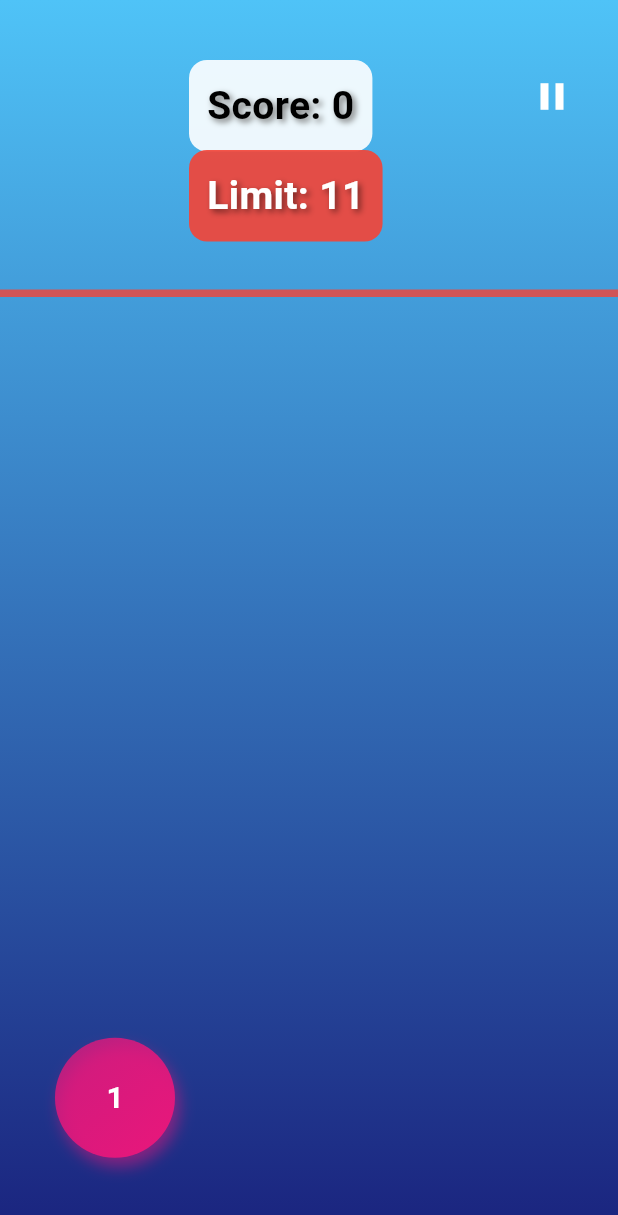
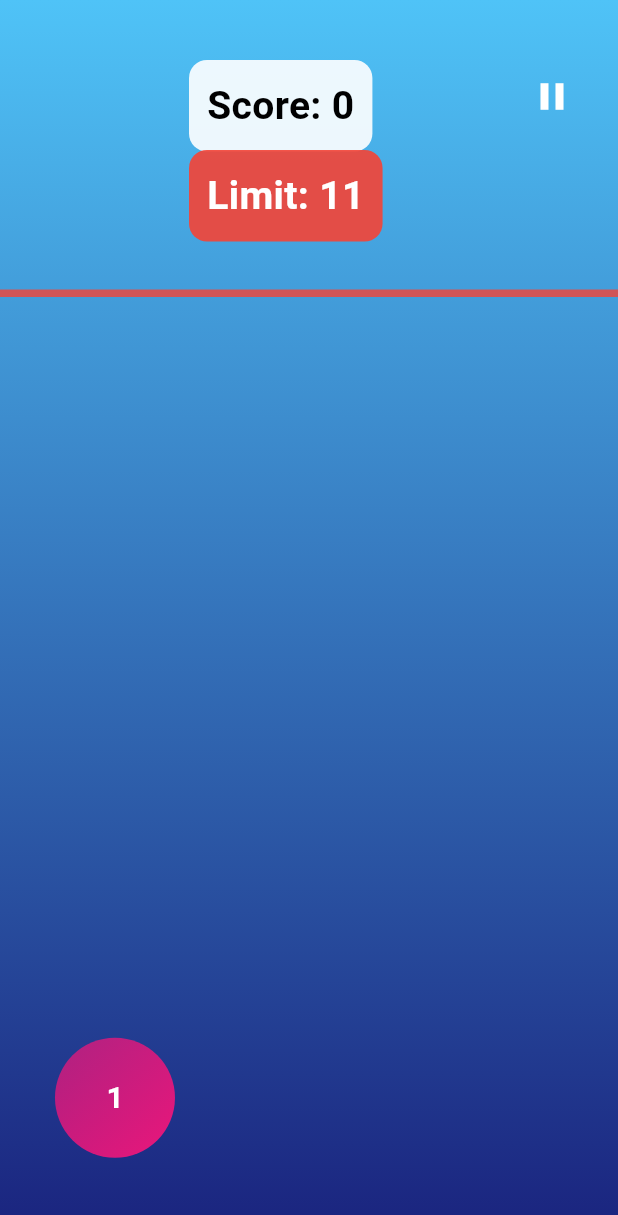
Before and after one commit to nt4c1/MD-Tally, a Flutter app: the GameScreen screen opened directly, on a phone screen of 412 x 824 dp. Shown: the top 1215 px of the screen. Run offline on Flutter 3.47's test engine with Material 3 defaults, Android fonts, the light colour scheme and no system bars; our stand-ins replace audioplayers, cloud_firestore, firebase_core, firebase_database, font_awesome_flutter; accounts and stored records are empty; network calls fail.

Commit message:
UI Changed

```diff
--- a/lib/home_page.dart
+++ b/lib/home_page.dart
@@ -9,20 +9,19 @@ class HomePage extends StatelessWidget {
   @override
   Widget build(BuildContext context) {
     return Scaffold(
-      body: Container(
-        decoration: BoxDecoration(
-          gradient: LinearGradient(
-            colors: [Colors.blue, Colors.purple],
-            begin: Alignment.topLeft,
-            end: Alignment.bottomRight,
+      body: Stack(
+        children: [
+          // Animated Background
+          Positioned.fill(
+            child: AnimatedBackground(),
           ),
-        ),
-        child: Center(
+          Center(
             child: Column(
               mainAxisAlignment: MainAxisAlignment.center,
               children: [
-              Text(
-                'Spirit Tube',
+                // Animated Title
+                AnimatedText(
+                  text: 'Spirit Tube',
                   style: TextStyle(
                     fontSize: 36,
                     fontWeight: FontWeight.bold,
@@ -31,62 +30,45 @@ class HomePage extends StatelessWidget {
                 ),
                 SizedBox(height: 50),
                 // Play Button
-              ElevatedButton(
+                CustomButton(
+                  label: 'Play',
                   onPressed: () {
                     Navigator.push(
                       context,
-                    MaterialPageRoute(builder: (context) => GameScreen()), // Launches the game screen
+                      MaterialPageRoute(builder: (context) => GameScreen()),
                     );
                   },
-                child: Text('Play'),
-                style: ElevatedButton.styleFrom(
-                  padding: EdgeInsets.symmetric(horizontal: 50, vertical: 20),
-                  textStyle: TextStyle(fontSize: 20),
-                ),
                 ),
                 SizedBox(height: 20),
                 // How to Play Button
-              ElevatedButton(
+                CustomButton(
+                  label: 'How to Play',
                   onPressed: () {
                     _showHowToPlayDialog(context);
                   },
-                child: Text('How to Play'),
-                style: ElevatedButton.styleFrom(
-                  padding: EdgeInsets.symmetric(horizontal: 50, vertical: 20),
-                  textStyle: TextStyle(fontSize: 20),
-                ),
                 ),
                 SizedBox(height: 20),
                 // Leaderboards Button
-              ElevatedButton(
+                CustomButton(
+                  label: 'Leaderboards',
                   onPressed: () {
                     Navigator.push(
                       context,
-                      MaterialPageRoute(builder: (context) => Leaderboard())
+                      MaterialPageRoute(builder: (context) => Leaderboard()),
                     );
                   },
-                child: Text('Leaderboards'),
-                style: ElevatedButton.styleFrom(
-                  padding: EdgeInsets.symmetric(horizontal: 50, vertical: 20),
-                  textStyle: TextStyle(fontSize: 20),
-                ),
                 ),
                 SizedBox(height: 20),
                 // Exit Button (Only visible on Android)
                 if (Platform.isAndroid)
-                ElevatedButton(
-                  onPressed: () {
-                    _exitApp();
-                  },
-                  child: Text('Exit'),
-                  style: ElevatedButton.styleFrom(
-                    padding: EdgeInsets.symmetric(horizontal: 50, vertical: 20),
-                    textStyle: TextStyle(fontSize: 20),
-                  ),
+                  CustomButton(
+                    label: 'Exit',
+                    onPressed: _exitApp,
                   ),
               ],
             ),
           ),
+        ],
       ),
     );
   }
@@ -106,15 +88,9 @@ class HomePage extends StatelessWidget {
                   "1. Bubbles spawn randomly from the bottom of the screen and move upwards.\n"
                       "2. You can tap, drag, or manipulate bubbles to position them for merging.\n"
                       "3. Merge bubbles with the same value by dragging them.\n"
-                      "4. The more you merge bubbles, the more points you earn and more difficult the games becomes.\n"
-                      "5. Ensure bubbles don’t pile up and touch the top of the screen. If too many bubbles hit the top, your limit will decreases and when it reaches zero, the game ends.\n"
-                      "6. There are 5 special bubbles which disappear after reaching the top: \n"
-                      "   a: Star ⭐ which doubles the score \n"
-                      "   b: Speed ⏱️ which increases the speed \n"
-                      "   c: Freeze ❄️ which stops the upwards flow of bubbles for 3 seconds \n"
-                      "   d: Bomb 💣 which destroys bubbles in a small radius \n"
-                      "   e: Magnet 🧲 which attracts bubbles wihin a certain radius \n"
-                      "7. To use these special bubbles, double-tap on them.",
+                      "4. The more you merge bubbles, the more points you earn and more difficult the game becomes.\n"
+                      "5. Ensure bubbles don’t pile up and touch the top of the screen. If too many bubbles hit the top, your limit decreases, and when it reaches zero, the game ends.\n"
+                      "6. Special bubbles (Star, Speed, Freeze, Bomb, Magnet) have unique abilities. Double-tap to activate them.",
                   style: TextStyle(fontSize: 16),
                 ),
               ],
@@ -138,3 +114,109 @@ class HomePage extends StatelessWidget {
     SystemNavigator.pop(); // Exits the app (works on Android only)
   }
 }
+
+// Custom Button Widget
+class CustomButton extends StatelessWidget {
+  final String label;
+  final VoidCallback onPressed;
+
+  const CustomButton({
+    required this.label,
+    required this.onPressed,
+  });
+
+  @override
+  Widget build(BuildContext context) {
+    return ElevatedButton(
+      onPressed: onPressed,
+      style: ElevatedButton.styleFrom(
+        padding: EdgeInsets.symmetric(horizontal: 50, vertical: 20),
+        shape: RoundedRectangleBorder(
+          borderRadius: BorderRadius.circular(30),
+        ),
+        backgroundColor: Colors.purpleAccent,
+        foregroundColor: Colors.white,
+        elevation: 10,
+      ),
+      child: Text(
+        label,
+        style: TextStyle(fontSize: 20, fontWeight: FontWeight.bold),
+      ),
+    );
+  }
+}
+
+// Animated Background Widget
+class AnimatedBackground extends StatefulWidget {
+  @override
+  _AnimatedBackgroundState createState() => _AnimatedBackgroundState();
+}
+
+class _AnimatedBackgroundState extends State<AnimatedBackground>
+    with SingleTickerProviderStateMixin {
+  late AnimationController _controller;
+
+  @override
+  void initState() {
+    super.initState();
+    _controller = AnimationController(
+      vsync: this,
+      duration: Duration(seconds: 10),
+    )..repeat();
+  }
+
+  @override
+  Widget build(BuildContext context) {
+    return AnimatedBuilder(
+      animation: _controller,
+      builder: (context, child) {
+        return Container(
+          decoration: BoxDecoration(
+            gradient: LinearGradient(
+              colors: [Colors.blue, Colors.purple],
+              begin: Alignment.topLeft,
+              end: Alignment.bottomRight,
+              stops: [
+                0.5 + 0.5 * _controller.value,
+                1.0 - 0.5 * _controller.value
+              ],
+            ),
+          ),
+        );
+      },
+    );
+  }
+
+  @override
+  void dispose() {
+    _controller.dispose();
+    super.dispose();
+  }
+}
+
+// Animated Text Widget
+class AnimatedText extends StatelessWidget {
+  final String text;
+  final TextStyle style;
+
+  const AnimatedText({
+    required this.text,
+    required this.style,
+  });
+
+  @override
+  Widget build(BuildContext context) {
+    return ShaderMask(
+      shaderCallback: (bounds) {
+        return LinearGradient(
+          colors: [Colors.yellow, Colors.orange, Colors.red],
+          tileMode: TileMode.mirror,
+        ).createShader(bounds);
+      },
+      child: Text(
+        text,
+        style: style.copyWith(color: Colors.white),
+      ),
+    );
+  }
+}
--- a/lib/main.dart
+++ b/lib/main.dart
@@ -138,7 +138,34 @@ class _GameScreenState extends State<GameScreen> with TickerProviderStateMixin {
     return Scaffold(
       body: Stack(
         children: [
+          Positioned.fill(
+            child: AnimatedBackground(),
+          ),
           // Background Gradient
+          Positioned(
+              top: 50,
+              left: MediaQuery.of(context).size.width / 2 - 100,
+              child: AnimatedText(
+                  text: 'Spirit Tube',
+                  style: TextStyle(
+                    fontSize: 36,
+                    fontWeight: FontWeight.bold,
+                    color: Colors.white,
+                  ),
+    ),
+          ),
+          Positioned(
+            top: 40,
+            right: 20,
+            child: IconButton(
+              icon: Icon(
+                _isPaused ? Icons.play_arrow : Icons.pause,
+                color: Colors.white,
+                size: 30,
+              ),
+              onPressed: _togglePause,
+            ),
+          ),
           Container(
             decoration: BoxDecoration(
               gradient: LinearGradient(
@@ -168,13 +195,6 @@ class _GameScreenState extends State<GameScreen> with TickerProviderStateMixin {
                   fontSize: 26,
                   fontWeight: FontWeight.bold,
                   color: Colors.black,
-                  shadows: [
-                    Shadow(
-                      blurRadius: 5,
-                      color: Colors.grey.shade600,
-                      offset: Offset(2, 2),
-                    ),
-                  ],
                 ),
               ),
             ),
@@ -212,13 +232,6 @@ class _GameScreenState extends State<GameScreen> with TickerProviderStateMixin {
                   fontSize: 26,
                   fontWeight: FontWeight.bold,
                   color: Colors.white,
-                  shadows: [
-                    Shadow(
-                      blurRadius: 5,
-                      color: Colors.black.withOpacity(0.5),
-                      offset: Offset(2, 2),
-                    ),
-                  ],
                 ),
               ),
             ),
@@ -275,13 +288,6 @@ class _GameScreenState extends State<GameScreen> with TickerProviderStateMixin {
                       begin: Alignment.topLeft,
                       end: Alignment.bottomRight,
                     ),
-                    boxShadow: [
-                      BoxShadow(
-                        color: balloon.color.withOpacity(0.5),
-                        blurRadius: 8,
-                        offset: Offset(3, 6),
-                      ),
-                    ],
                   ),
                   child: Center(
                     child: balloon is PowerUpBalloon
@@ -313,13 +319,6 @@ class _GameScreenState extends State<GameScreen> with TickerProviderStateMixin {
                 decoration: BoxDecoration(
                   color: Colors.white,
                   borderRadius: BorderRadius.circular(16),
-                  boxShadow: [
-                    BoxShadow(
-                      color: Colors.black.withOpacity(0.3),
-                      blurRadius: 10,
-                      offset: Offset(2, 4),
-                    ),
-                  ],
                 ),
                 child: Column(
                   mainAxisSize: MainAxisSize.min,
@@ -344,47 +343,9 @@ class _GameScreenState extends State<GameScreen> with TickerProviderStateMixin {
                       ),
                     ),
                     SizedBox(height: 15),
-                    Column(
-                      mainAxisAlignment: MainAxisAlignment.spaceEvenly,
-                      children: [
-                        ElevatedButton(
-                          onPressed: () {
-                            _saveToFirebase();
-                            setState(() {
-                              _gameLogic.resetGame();
-                              _nameController.clear();
-                            });
-                          },
-                          style: ElevatedButton.styleFrom(
-                            backgroundColor: Colors.green,
-                            padding: EdgeInsets.symmetric(horizontal: 20,
-                                vertical: 12),
-                          ),
-                          child: Text('Submit'),
-                        ),
-                        ElevatedButton(
-                          onPressed: () {
-                            setState(() {
-                              _gameLogic.resetGame();
-                            });
-                          },
-                          style: ElevatedButton.styleFrom(
-                            backgroundColor: Colors.blue,
-                            padding: EdgeInsets.symmetric(horizontal: 20,
-                                vertical: 12),
-                          ),
-                          child: Text('Restart'),
-                        ),
-                        ElevatedButton(
-                          onPressed: _goToHomepage, // Navigate to Homepage
-                          style: ElevatedButton.styleFrom(
-                            backgroundColor: Colors.orange,
-                            padding: EdgeInsets.symmetric(horizontal: 20,
-                                vertical: 12),), child: Text('Go to Homepage'), // New button to go home
-                        ),
-
-                      ],
-                    ),
+                    CustomButton(label: 'Submit', onPressed: _saveToFirebase),
+                    CustomButton(label: 'Restart', onPressed: _gameLogic.resetGame),
+                    CustomButton(label: 'Go to Homepage', onPressed: _goToHomepage),
                   ],
                 ),
               ),
```
Lines whose indentation alone changed are shown as unchanged.
